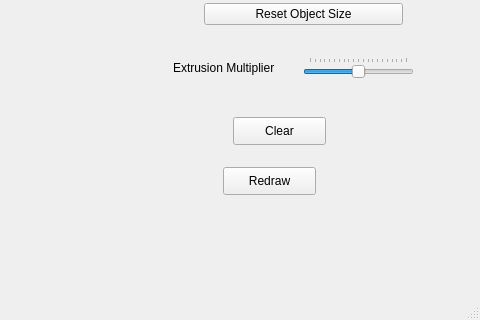
The window that mainwindowform.ui (taylorgwood/FRE_Visualizer_GUI) describes before a commit, drawn with Qt 5; both pictures show x 522 to 1002 and y 361 to 681 of the 1002 by 681 pixel window.
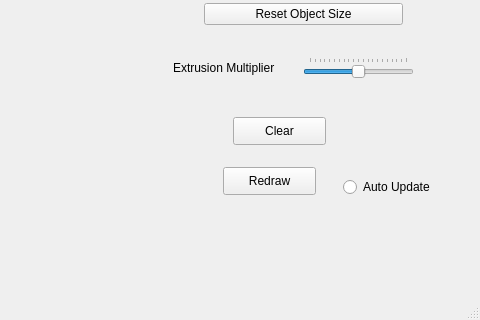
The same window after the commit.

Commit message: Auto update button working

What changed in the file:
```diff
--- a/mainwindowform.ui
+++ b/mainwindowform.ui
@@ -342,6 +342,19 @@
       <string>Redraw</string>
      </property>
     </widget>
+    <widget class="QRadioButton" name="autoUpdateButton">
+     <property name="geometry">
+      <rect>
+       <x>170</x>
+       <y>500</y>
+       <width>95</width>
+       <height>20</height>
+      </rect>
+     </property>
+     <property name="text">
+      <string>Auto Update</string>
+     </property>
+    </widget>
    </widget>
   </widget>
   <action name="actionOpen">
```
Left out of the diff: 12 changed lines with no effect on the pictures. The commit also changes 6 other files.
